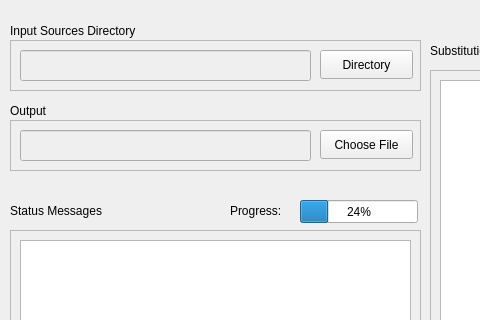
43449948343/Debging, file src/gui/design.ui: the form before one commit; both pictures show x 0 to 480 and y 0 to 320 of the 836 by 584 pixel window.
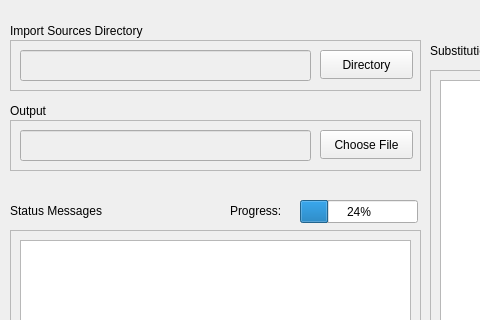
The form after the commit.

Commit message: Handling of large files (>10MB) and very minor speed improvements

```diff
--- a/src/gui/design.ui
+++ b/src/gui/design.ui
@@ -113,7 +113,7 @@
      </rect>
     </property>
     <property name="text">
-     <string>Input Sources Directory</string>
+     <string>Import Sources Directory</string>
     </property>
    </widget>
    <widget class="QFrame" name="frame_2">
```
The commit also changes 2 other files.
